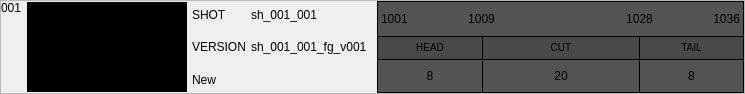
Old version of the form resources/cut_diff_card.ui in the repository shotgunsoftware/tk-multi-importcut.
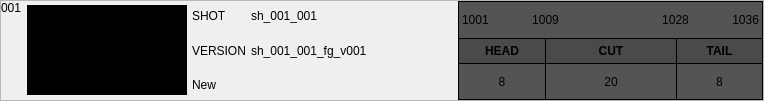
New version of the form. Icons and pictures are not drawn.

Patch:
```diff
--- a/resources/cut_diff_card.ui
+++ b/resources/cut_diff_card.ui
@@ -6,8 +6,8 @@
    <rect>
     <x>0</x>
     <y>0</y>
-    <width>745</width>
-    <height>94</height>
+    <width>764</width>
+    <height>101</height>
    </rect>
   </property>
   <property name="windowTitle">
@@ -19,7 +19,7 @@
   <property name="frameShadow">
    <enum>QFrame::Raised</enum>
   </property>
-  <layout class="QHBoxLayout" name="horizontalLayout_2" stretch="9,10">
+  <layout class="QHBoxLayout" name="horizontalLayout_2" stretch="3,2">
    <property name="spacing">
     <number>0</number>
    </property>
@@ -174,7 +174,7 @@
           <enum>QFrame::NoFrame</enum>
          </property>
          <property name="text">
-          <string>&lt;small&gt;TAIL&lt;/small&gt;</string>
+          <string>&lt;b&gt;TAIL&lt;/b&gt;</string>
          </property>
          <property name="alignment">
           <set>Qt::AlignCenter</set>
@@ -193,7 +193,7 @@
           <enum>QFrame::NoFrame</enum>
          </property>
          <property name="text">
-          <string>&lt;small&gt;HEAD&lt;/small&gt;</string>
+          <string>&lt;b&gt;HEAD&lt;/b&gt;</string>
          </property>
          <property name="alignment">
           <set>Qt::AlignCenter</set>
@@ -242,7 +242,7 @@
           <enum>QFrame::NoFrame</enum>
          </property>
          <property name="text">
-          <string>&lt;small&gt;CUT&lt;/small&gt;</string>
+          <string>&lt;b&gt;CUT&lt;/b&gt;</string>
          </property>
          <property name="alignment">
           <set>Qt::AlignCenter</set>
```
